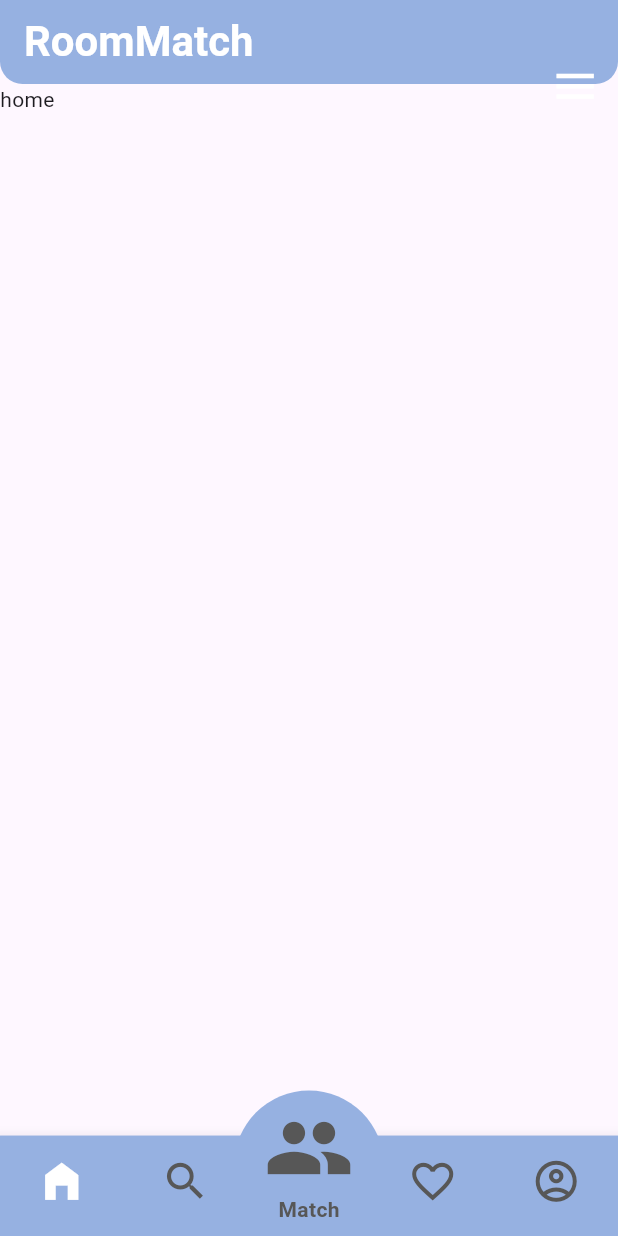
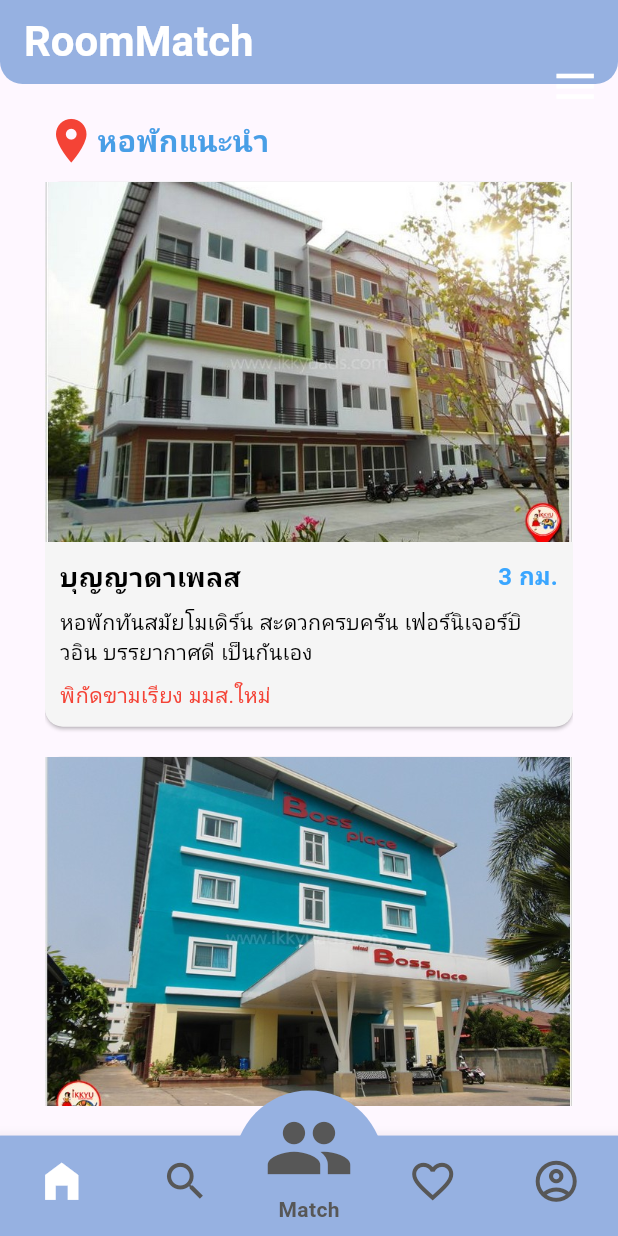
Before and after one commit to minimal2002/demo_project_1, a Flutter app: the screen it shows after launch, on a phone screen of 412 x 824 dp. Run offline on Flutter 3.47's test engine with Material 3 defaults, Android fonts, the phone set to English and light mode, and no system bars; our stand-ins replace dropdown_button2, get, google_fonts.

Commit message:
UI Home page

```diff
--- a/lib/Pages/ีuser/homePage.dart
+++ b/lib/Pages/ีuser/homePage.dart
@@ -10,12 +10,41 @@
 class _HomepageState extends State<Homepage> {
   @override
   Widget build(BuildContext context) {
+    final screenHeight = MediaQuery.of(context).size.height;
+    final screenWidth = MediaQuery.of(context).size.width;
+    final List<Map<String, dynamic>> dorms = [
+      {
+        'image': 'assets/images/bb.jpg',
+        'name': 'บุญญาดาเพลส',
+        'distance': '3 กม.',
+        'description':
+            'หอพักทันสมัยโมเดิร์น สะดวกครบครัน เฟอร์นิเจอร์บิวอิน บรรยากาศดี เป็นกันเอง',
+        'coordinates': 'พิกัดขามเรียง มมส.ใหม่'
+      },
+      {
+        'image': 'assets/images/Boss Place.jpg',
+        'name': 'หอพักหญิงบอสเพลส',
+        'distance': '3.5 กม.',
+        'description':
+            'หอพักหญิงบอสเพลส หอพักหญิง 100% : หอพักน่าอยู่ อบอุ่น เรียบหรูและมีความเป็นส่วนตัว มีรถโดยสารผ่าน',
+        'coordinates': 'พิกัดท่าขอนยาง ใกล้ มมส ใหม่'
+      },
+      {
+        'image': 'assets/images/Dragon Place.jpg',
+        'name': 'ดราก้อนเพลส',
+        'distance': '4 กม.',
+        'description':
+            'ดราก้อนเพลสห้องพักสวย สไตล์โมเดิร์น เฟอร์นิเจอร์ลงตัว น่าอยู่ มีทีวีและตู้เย็นทุกห้อง Internet แรง แยก Router',
+        'coordinates': ' พิกัดซอยวุ่นวาย ใกล้ (มมส.ใหม่)'
+      },
+    ];
     return Scaffold(
       appBar: AppBar(
         automaticallyImplyLeading: false,
         title: const Text(
           'RoomMatch',
-          style: TextStyle(color: Colors.white, fontWeight: FontWeight.bold, fontSize: 28),
+          style: TextStyle(
+              color: Colors.white, fontWeight: FontWeight.bold, fontSize: 28),
         ),
         backgroundColor: const Color(0xff96B1E1),
         shape: const RoundedRectangleBorder(
@@ -25,7 +54,98 @@
           ),
         ),
       ),
-      body: Text('home'),
+      body: Padding(
+        padding: const EdgeInsets.fromLTRB(30, 20, 30, 20),
+        child: Column(
+          children: [
+            const Row(
+              mainAxisAlignment: MainAxisAlignment.start,
+              children: [
+                Icon(
+                  Icons.location_on_sharp,
+                  color: Colors.red,
+                  size: 35,
+                ),
+                Text(
+                  'หอพักแนะนำ',
+                  style: TextStyle(
+                      color: Color(0xff489EE6),
+                      fontWeight: FontWeight.bold,
+                      fontSize: 20),
+                ),
+              ],
+            ),
+            Expanded(
+              child: ListView.builder(
+                itemCount: dorms.length,
+                itemBuilder: (context, index) {
+                  final dorm = dorms[index];
+                  return Card(
+                    margin: const EdgeInsets.symmetric(vertical: 10.0),
+                    color: Colors.grey[100],
+                    child: Column(
+                      crossAxisAlignment: CrossAxisAlignment.start,
+                      children: [
+                        Image.asset(
+                          dorm['image'],
+                          fit: BoxFit.cover,
+                          width: double.infinity,
+                          height: 240.0,
+                        ),
+                        Padding(
+                          padding: const EdgeInsets.all(10.0),
+                          child: Column(
+                            crossAxisAlignment: CrossAxisAlignment.start,
+                            children: [
+                              Row(
+                                mainAxisAlignment:
+                                    MainAxisAlignment.spaceBetween,
+                                children: [
+                                  Text(
+                                    dorm['name'],
+                                    style: const TextStyle(
+                                        fontSize: 18.0,
+                                        fontWeight: FontWeight.bold,
+                                        color: Colors.black),
+                                  ),
+                                  Text(
+                                    dorm['distance'],
+                                    style: const TextStyle(
+                                      fontSize: 16.0,
+                                      color: Color(0xff3AA6FF),
+                                      fontWeight: FontWeight.bold,
+                                    ),
+                                  ),
+                                ],
+                              ),
+                              SizedBox(height: screenHeight * 0.01),
+                              Text(
+                                dorm['description'],
+                                style: TextStyle(
+                                  fontSize: 14.0,
+                                  color: Colors.black,
+                                ),
+                              ),
+                               SizedBox(height: screenHeight * 0.01),
+                              Text(
+                                dorm['coordinates'],
+                                style: TextStyle(
+                                  fontSize: 14.0,
+                                  color: Colors.red,
+                                ),
+                              ),
+                            ],
+                          ),
+                        ),
+                      ],
+                    ),
+                  );
+                },
+              ),
+            ),
+          ],
+        ),
+      ),
     );
   }
 }
```
Also changed, not shown: assets/images/Boss Place.jpg (added), assets/images/Dragon Place.jpg (added), assets/images/bb.jpg (added).
